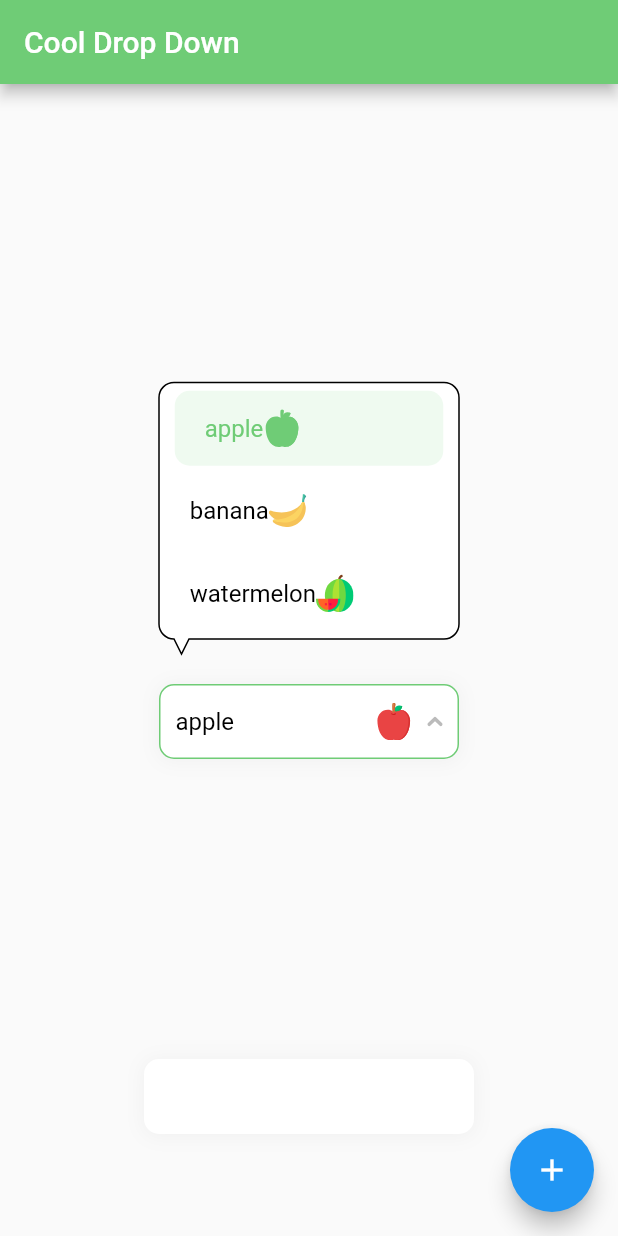
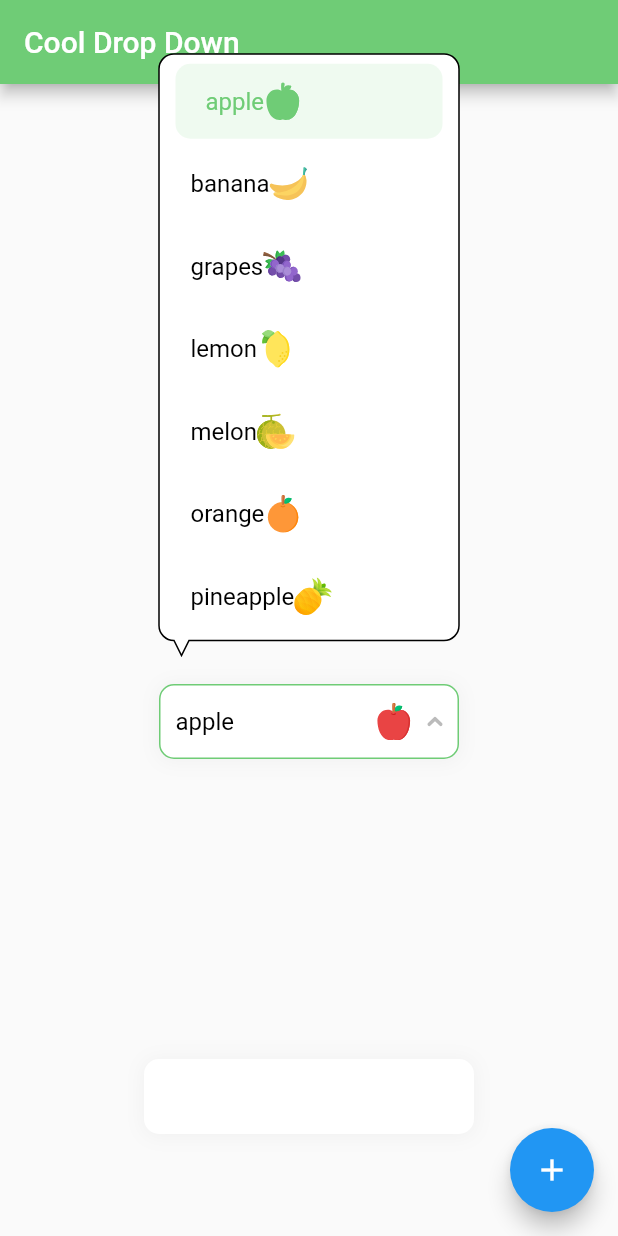
Before and after one commit to joo6077/cool_dropdown, a Flutter app: the screen it shows after launch, after a tap on "apple", on a phone screen of 412 x 824 dp. Run offline on Flutter 3.47's test engine with Material 2 defaults, Android fonts, the phone set to English and light mode, and no system bars; our stand-ins replace flutter_svg.

Commit message:
dropdown border

```diff
--- a/example/lib/main.dart
+++ b/example/lib/main.dart
@@ -27,12 +27,12 @@ List<String> pokemons = [
 List<String> fruits = [
   'apple',
   'banana',
-  // 'grapes',
-  // 'lemon',
-  // 'melon',
-  // 'orange',
-  // 'pineapple',
-  // 'strawberry',
+  'grapes',
+  'lemon',
+  'melon',
+  'orange',
+  'pineapple',
+  'strawberry',
   'watermelon',
 ];
 
--- a/lib/controllers/dropdown_calculator.dart
+++ b/lib/controllers/dropdown_calculator.dart
@@ -35,7 +35,7 @@ class DropdownCalculator<T> {
         dropdownOptions.gap.top +
         dropdownOptions.gap.bottom +
         dropdownArrowOptions.height +
-        dropdownOptions.borderSide.width;
+        dropdownOptions.borderSide.width * 2;
   }
 
   DropdownCalculator({
@@ -86,16 +86,17 @@ class DropdownCalculator<T> {
 
     _isTriangleDown = resultOffsetCenterDy > screenHeight * 0.5;
 
+    /// set dropdown height not to overflow screen
     if (_isTriangleDown) {
-      /// set dropdown height not to overflow screen
       if (resultOffset.dy - dropdownOptions.height < 0) {
         _calcDropdownHeight = resultOffset.dy -
             (dropdownOptions.top + dropdownOptions.gap.betweenDropdownAndEdge);
         return dropdownOptions.gap.betweenDropdownAndEdge;
       }
+
+      /// shrinkwrap
       return resultOffset.dy - dropdownHeight - dropdownOptions.top;
     } else {
-      /// set dropdown height not to overflow screen
       if (resultOffset.dy + resultBox.size.height + dropdownOptions.height >
           screenHeight) {
         _calcDropdownHeight = screenHeight -
--- a/lib/options/dropdown_options.dart
+++ b/lib/options/dropdown_options.dart
@@ -59,10 +59,10 @@ class DropdownOptions {
       );
 
   EdgeInsets get marginGap => EdgeInsets.only(
-        top: borderSide.width + shadowMaxBlurRadiusPlusMaxSpreadRadius,
-        bottom: borderSide.width + shadowMaxBlurRadiusPlusMaxSpreadRadius,
-        left: borderSide.width + shadowMaxBlurRadiusPlusMaxSpreadRadius,
-        right: borderSide.width + shadowMaxBlurRadiusPlusMaxSpreadRadius,
+        top: borderSide.width * 0.5 + shadowMaxBlurRadiusPlusMaxSpreadRadius,
+        bottom: borderSide.width * 0.5 + shadowMaxBlurRadiusPlusMaxSpreadRadius,
+        left: borderSide.width * 0.5 + shadowMaxBlurRadiusPlusMaxSpreadRadius,
+        right: borderSide.width * 0.5 + shadowMaxBlurRadiusPlusMaxSpreadRadius,
       );
 }
 
--- a/lib/widgets/dropdown_widget.dart
+++ b/lib/widgets/dropdown_widget.dart
@@ -13,7 +13,7 @@ import 'package:flutter/material.dart';
 class DropdownWidget<T> extends StatefulWidget {
   final DropdownOptions dropdownOptions;
   final DropdownItemOptions dropdownItemOptions;
-  final DropdownTriangleOptions dropdownArrowOptions;
+  final DropdownTriangleOptions dropdownTriangleOptions;
   final DropdownController controller;
 
   final GlobalKey resultKey;
@@ -31,7 +31,7 @@ class DropdownWidget<T> extends StatefulWidget {
     Key? key,
     required this.dropdownOptions,
     required this.dropdownItemOptions,
-    required this.dropdownArrowOptions,
+    required this.dropdownTriangleOptions,
     required this.controller,
     required this.resultKey,
     required this.bodyContext,
@@ -56,7 +56,7 @@ class DropdownWidgetState<T> extends State<DropdownWidget<T>> {
       bodyContext: widget.bodyContext,
       resultKey: widget.resultKey,
       dropdownOptions: widget.dropdownOptions,
-      dropdownArrowOptions: widget.dropdownArrowOptions,
+      dropdownArrowOptions: widget.dropdownTriangleOptions,
       dropdownItemOptions: widget.dropdownItemOptions,
       dropdownList: widget.dropdownList,
     );
@@ -135,21 +135,23 @@ class DropdownWidgetState<T> extends State<DropdownWidget<T>> {
                   margin: widget.dropdownOptions.marginGap,
                   clipBehavior: Clip.antiAlias,
                   width: _dropdownCalculator.dropdownWidth,
-                  height: _dropdownCalculator.dropdownHeight,
+                  height: _dropdownCalculator.dropdownHeight +
+                      widget.dropdownOptions.borderSide.width,
+                  padding: EdgeInsets.all(
+                      widget.dropdownOptions.borderSide.width * 0.5),
                   decoration: ShapeDecoration(
                     color: widget.dropdownOptions.color,
                     shadows: widget.dropdownOptions.shadows,
                     shape: DropdownShapeBorder(
-                      triangle: widget.dropdownArrowOptions,
+                      triangle: widget.dropdownTriangleOptions,
                       radius: widget.dropdownOptions.borderRadius,
                       borderSide: widget.dropdownOptions.borderSide,
-                      arrowAlign: widget.dropdownArrowOptions.arrowAlign,
+                      arrowAlign: widget.dropdownTriangleOptions.arrowAlign,
                       isTriangleDown: _dropdownCalculator.isArrowDown,
                     ),
                   ),
                   child: ListView.builder(
                     controller: _dropdownCalculator.scrollController,
-                    // padding: widget.dropdownOptions.calcPadding,
                     padding: widget.dropdownOptions.calcPadding,
                     itemCount: widget.dropdownList.length,
                     itemBuilder: (_, index) => GestureDetector(
@@ -161,7 +163,8 @@ class DropdownWidgetState<T> extends State<DropdownWidget<T>> {
                         children: [
                           if (index == 0)
                             SizedBox(
-                              height: widget.dropdownOptions.gap.top,
+                              height: widget.dropdownOptions.gap.top +
+                                  widget.dropdownOptions.borderSide.width * 0.5,
                             ),
                           DropdownItemWidget(
                             item: widget.dropdownList[index],
@@ -173,7 +176,8 @@ class DropdownWidgetState<T> extends State<DropdownWidget<T>> {
                             ),
                           if (index == widget.dropdownList.length - 1)
                             SizedBox(
-                              height: widget.dropdownOptions.gap.bottom,
+                              height: widget.dropdownOptions.gap.bottom +
+                                  widget.dropdownOptions.borderSide.width * 0.5,
                             ),
                         ],
                       ),
--- a/lib/widgets/result_widget.dart
+++ b/lib/widgets/result_widget.dart
@@ -80,7 +80,7 @@ class _ResultWidgetState<T> extends State<ResultWidget<T>> {
           controller: widget.controller,
           dropdownOptions: widget.dropdownOptions,
           dropdownItemOptions: widget.dropdownItemOptions,
-          dropdownArrowOptions: widget.dropdownArrowOptions,
+          dropdownTriangleOptions: widget.dropdownArrowOptions,
           resultKey: resultKey,
           onChange: widget.onChange,
           dropdownList: widget.dropdownList,
```
